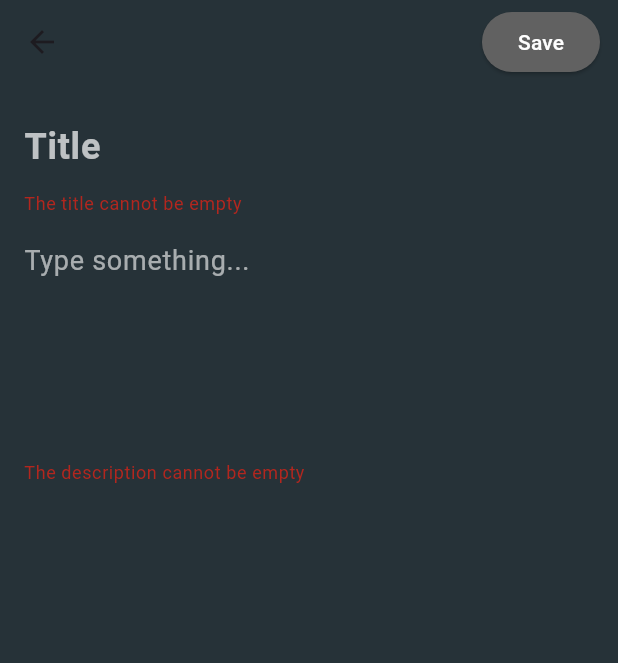
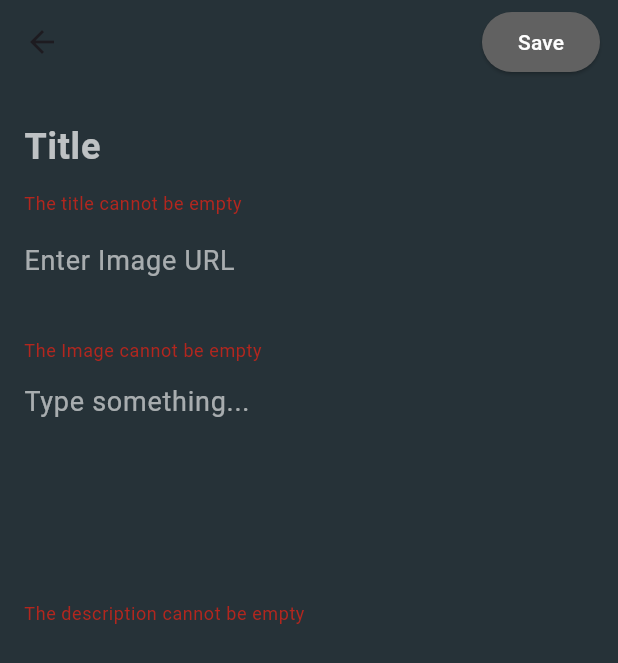
Before and after one commit to argadewanata/rereargad_5025201078_midterm-ppb-e, a Flutter app: the AddEditMoviePage screen opened directly, after a tap on "Save", on a phone screen of 412 x 824 dp. Shown: the top 663 px of the screen. Run offline on Flutter 3.47's test engine with Material 3 defaults, Android fonts, the phone set to English and light mode, and no system bars; our stand-ins replace sqflite; accounts and stored records are empty.

Commit message:
feat: support image cover

```diff
--- a/lib/page/edit_movie_page.dart
+++ b/lib/page/edit_movie_page.dart
@@ -50,6 +50,7 @@ class _AddEditMoviePageState extends State<AddEditMoviePage> {
             onChangedTitle: (title) => setState(() => this.title = title),
             onChangedDescription: (description) =>
                 setState(() => this.description = description),
+            onChangedImage: (image) => this.image = image,
           ),
         ),
       );
@@ -90,6 +91,7 @@ class _AddEditMoviePageState extends State<AddEditMoviePage> {
     final movie = widget.movie!.copy(
       number: number,
       title: title,
+      image:image,
       description: description,
     );
 
--- a/lib/page/movie_detail_page.dart
+++ b/lib/page/movie_detail_page.dart
@@ -62,6 +62,12 @@ class _MovieDetailPageState extends State<MovieDetailPage> {
                     style: const TextStyle(color: Colors.white38),
                   ),
                   const SizedBox(height: 8),
+                  Image.network('https://upload.wikimedia.org/wikipedia/id/1/17/Laskar_Pelangi_film.jpg'),
+                  // Text(
+                  //   movie.image,
+                  //   style: const TextStyle(color: Colors.white70, fontSize: 18),
+                  // ),
+                  const SizedBox(height: 8.0),
                   Text(
                     movie.description,
                     style: const TextStyle(color: Colors.white70, fontSize: 18),
--- a/lib/widget/movie_form_widget.dart
+++ b/lib/widget/movie_form_widget.dart
@@ -8,6 +8,7 @@ class MovieFormWidget extends StatelessWidget {
   final ValueChanged<int> onChangedNumber;
   final ValueChanged<String> onChangedTitle;
   final ValueChanged<String> onChangedDescription;
+  final ValueChanged<String> onChangedImage;
 
   const MovieFormWidget({
     Key? key,
@@ -18,6 +19,7 @@ class MovieFormWidget extends StatelessWidget {
     required this.onChangedNumber,
     required this.onChangedTitle,
     required this.onChangedDescription,
+    required this.onChangedImage,
   }) : super(key: key);
 
   @override
@@ -29,6 +31,8 @@ class MovieFormWidget extends StatelessWidget {
             children: [
               buildTitle(),
               const SizedBox(height: 8),
+              buildImage(),
+              const SizedBox(height:4),
               buildDescription(),
               const SizedBox(height: 16),
             ],
@@ -68,4 +72,19 @@ class MovieFormWidget extends StatelessWidget {
             : null,
         onChanged: onChangedDescription,
       );
+
+  Widget buildImage() => TextFormField(
+    maxLines: 2,
+    initialValue: image,
+    style: const TextStyle(color: Colors.white60, fontSize: 18),
+    decoration: const InputDecoration(
+      border: InputBorder.none,
+      hintText: 'Enter Image URL',
+      hintStyle: TextStyle(color: Colors.white60),
+    ),
+    validator: (title) => title != null && title.isEmpty
+        ? 'The Image cannot be empty'
+        : null,
+    onChanged: onChangedImage,
+  );
 }
```
